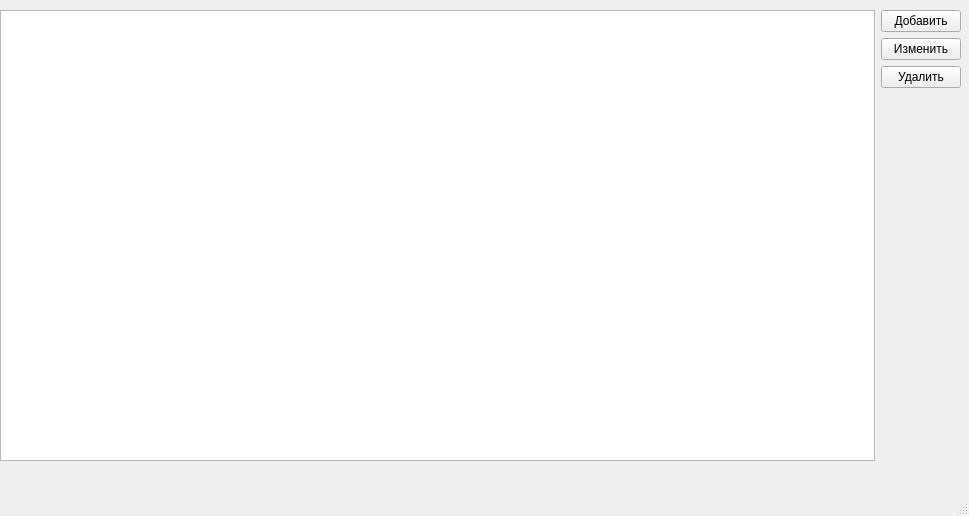
This is mainwindow.ui in EvheniCH-Ufa/SimpleContractRegister as Qt 5 draws it before an edit. The edited form follows.
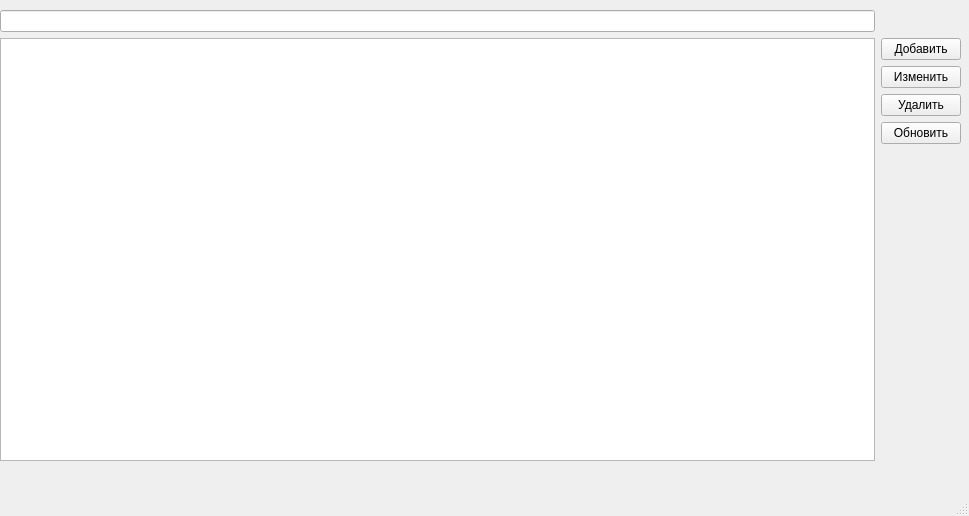
This is the edited form.

The edit to the form file:
```diff
--- a/mainwindow.ui
+++ b/mainwindow.ui
@@ -14,7 +14,7 @@
    <string>MainWindow</string>
   </property>
   <widget class="QWidget" name="centralwidget">
-   <widget class="QWidget" name="">
+   <widget class="QWidget" name="layoutWidget">
     <property name="geometry">
      <rect>
       <x>0</x>
@@ -24,10 +24,7 @@
      </rect>
     </property>
     <layout class="QGridLayout" name="gridLayout">
-     <item row="0" column="0">
-      <widget class="QTableView" name="contractView"/>
-     </item>
-     <item row="0" column="1">
+     <item row="1" column="1">
       <layout class="QVBoxLayout" name="verticalLayout">
        <item>
         <widget class="QPushButton" name="addContract_Bttn">
@@ -50,6 +47,13 @@
          </property>
         </widget>
        </item>
+       <item>
+        <widget class="QPushButton" name="refreshContract_Bttn">
+         <property name="text">
+          <string>Обновить</string>
+         </property>
+        </widget>
+       </item>
        <item>
         <spacer name="verticalSpacer">
          <property name="orientation">
@@ -65,6 +69,12 @@
        </item>
       </layout>
      </item>
+     <item row="1" column="0">
+      <widget class="QTableView" name="contractTableView"/>
+     </item>
+     <item row="0" column="0">
+      <widget class="QLineEdit" name="searchEdit"/>
+     </item>
     </layout>
    </widget>
   </widget>
```
Left out of the diff: 2 changed lines with no effect on the pictures.
